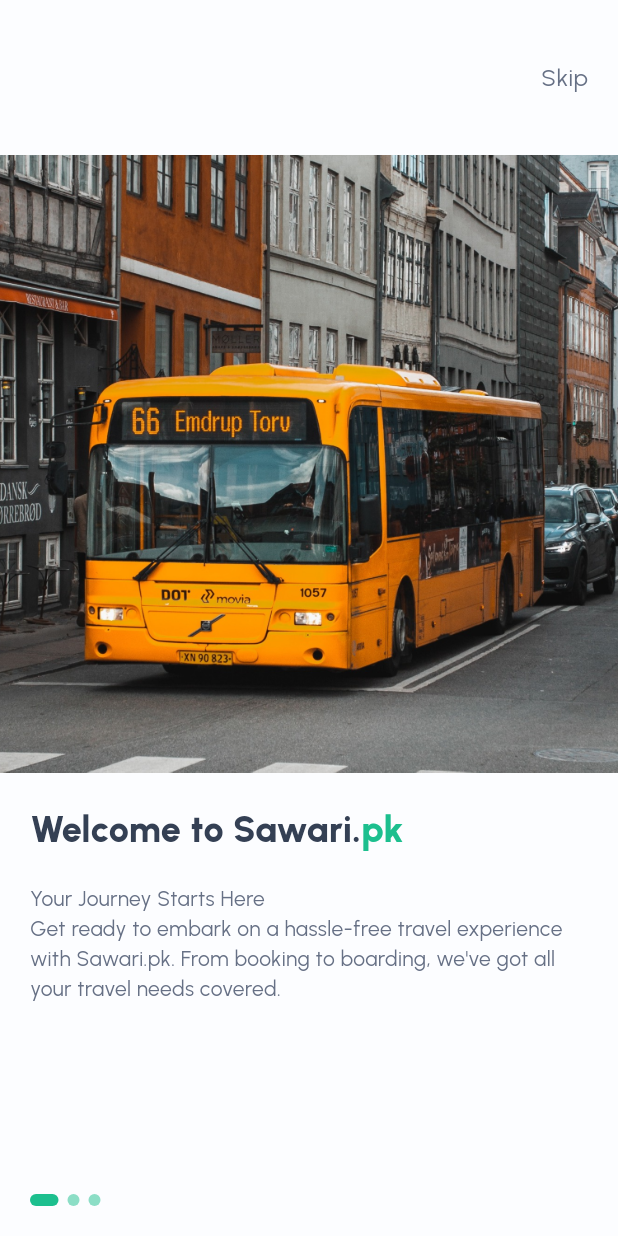
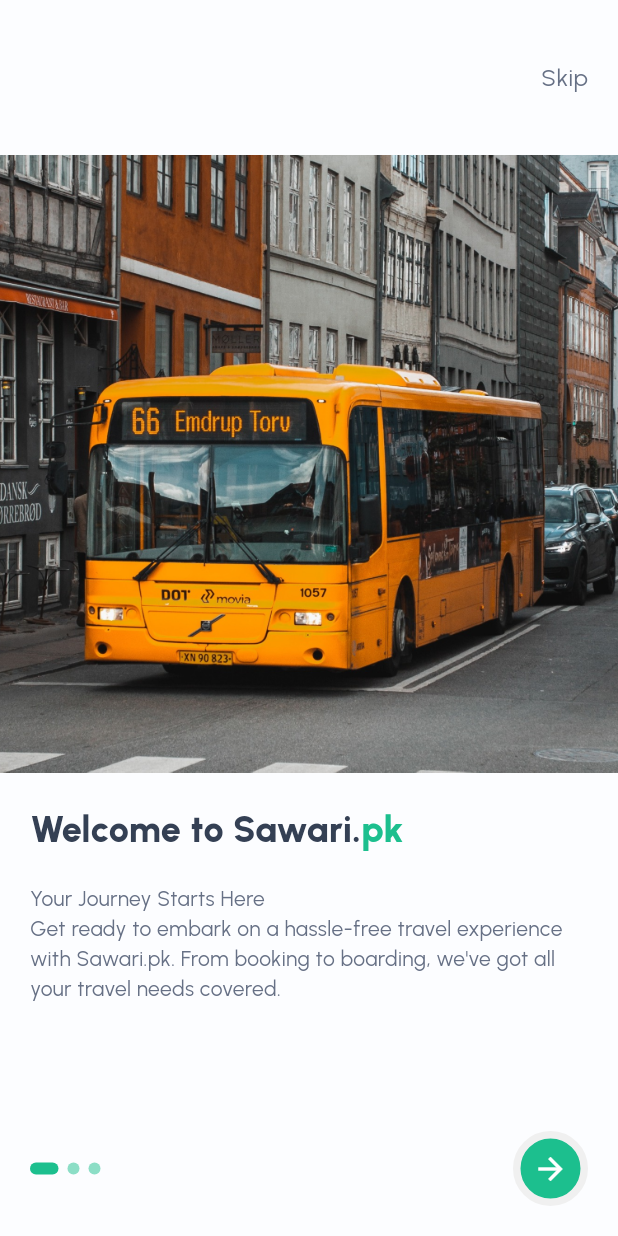
Before and after one commit to Hasnainhai/sawari.pk, a Flutter app: the screen it shows after launch, on a phone screen of 412 x 824 dp. Run offline on Flutter 3.47's test engine with Material 3 defaults, Android fonts, the light colour scheme and no system bars; our stand-ins replace another_flushbar, fluttertoast, google_fonts.

Commit message:
changes to complete onboarding screen

```diff
--- a/lib/view/onboarding/onboarding_view1.dart
+++ b/lib/view/onboarding/onboarding_view1.dart
@@ -2,6 +2,7 @@
 import 'package:google_fonts/google_fonts.dart';
 import 'package:sawari_pk/res/components/colors.dart';
 import 'package:sawari_pk/res/components/vertical_speacing.dart';
+import 'package:sawari_pk/view/onboarding/widgets/on_button.dart';
 
 class OnBoardingView1 extends StatelessWidget {
   const OnBoardingView1({super.key});
@@ -87,6 +88,7 @@
               bottom: 20,
             ),
             child: Row(
+              mainAxisAlignment: MainAxisAlignment.spaceBetween,
               children: [
                 Row(
                   children: [
@@ -121,7 +123,8 @@
                       ),
                     )
                   ],
-                )
+                ),
+                const OnButton()
               ],
             ),
           )
--- a/lib/view/onboarding/widgets/on_button.dart
+++ b/lib/view/onboarding/widgets/on_button.dart
@@ -7,11 +7,18 @@
   @override
   Widget build(BuildContext context) {
     return Container(
-      height: 40,
-      width: 40,
+      height: 50,
+      width: 50,
       decoration: BoxDecoration(
-        shape: BoxShape.circle,
-        color: AppColor.primaryColor,
+          shape: BoxShape.circle,
+          color: AppColor.primaryColor,
+          border: Border.all(
+            width: 5,
+            color: const Color(0xffF0F0F0),
+          )),
+      child: const Icon(
+        Icons.arrow_forward_outlined,
+        color: AppColor.whiteColor,
       ),
     );
   }
```
